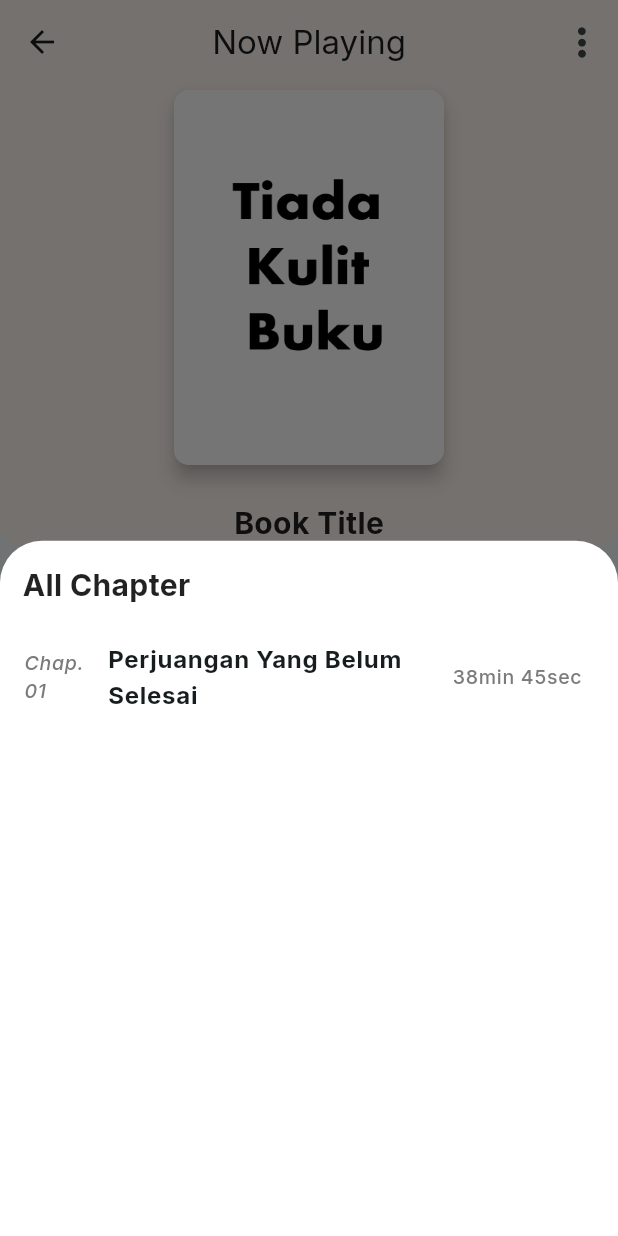
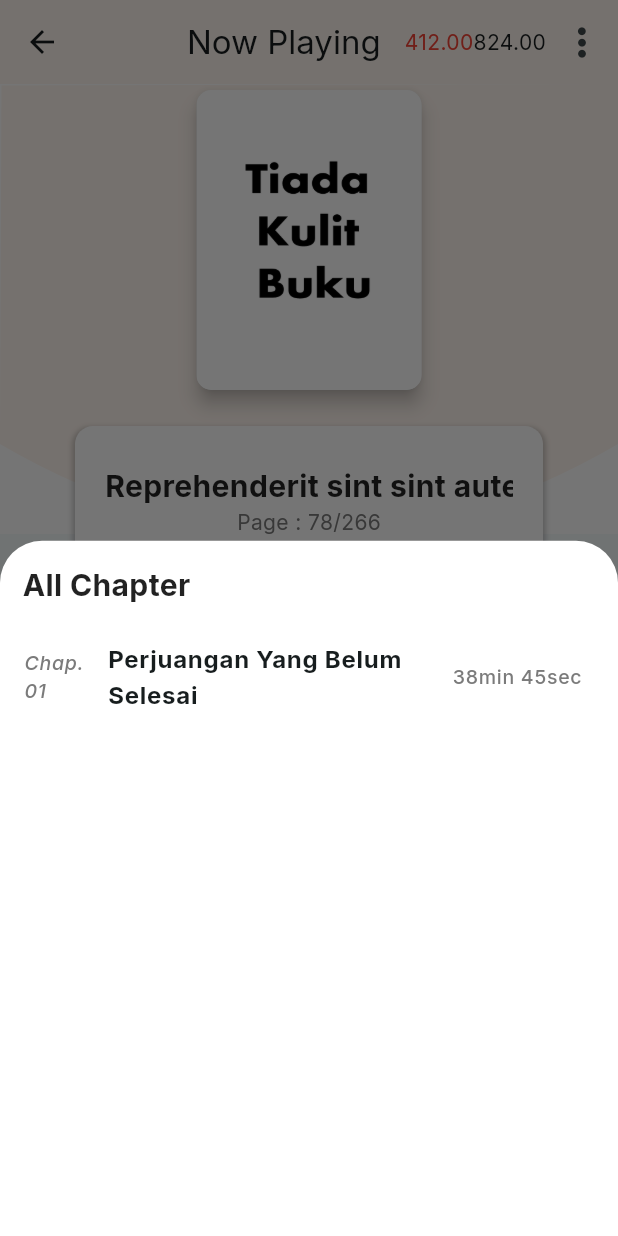
Before and after one commit to ilhanaquib/jendelaDBP, a Flutter app: the Audiobooks screen opened by its route, after a tap on the "list" icon, on a phone screen of 412 x 824 dp. Run offline on Flutter 3.47's test engine with Material 2 defaults, Android fonts, the phone set to English and light mode, and no system bars; drawn by our look-alikes of text_scroll; our stand-ins replace bloc, cached_network_image, connectivity_plus, custom_refresh_indicator, device_preview, equatable and 17 more; missing offline and left inert: empty_widget, epub_view, msh_checkbox; accounts and stored records are empty.

Commit message:
made allBooks and audiobooks responsive

```diff
--- a/lib/components/authentication/authProvider.dart
+++ b/lib/components/authentication/authProvider.dart
@@ -3,10 +3,8 @@ import 'package:flutter/gestures.dart';
 
 import 'package:font_awesome_flutter/font_awesome_flutter.dart';
 import 'package:jendela_dbp/components/persistentBottomNavBar.dart';
-import 'package:persistent_bottom_nav_bar/persistent_tab_view.dart';
 
 import 'package:jendela_dbp/main.dart';
-import 'package:jendela_dbp/view/pages/home.dart';
 
 // ignore: must_be_immutable
 class AuthProvider extends StatelessWidget {
--- a/lib/components/posts/postCard.dart
+++ b/lib/components/posts/postCard.dart
@@ -11,7 +11,7 @@ import 'package:jendela_dbp/hive/models/hivePostModel.dart';
 import 'package:url_launcher/url_launcher.dart';
 
 class PostCard extends StatefulWidget {
-  PostCard({
+  const PostCard({
     Key? key,
     this.mediaHeight = 100.0,
     this.mediaWidth = 400.0,
--- a/lib/main.dart
+++ b/lib/main.dart
@@ -56,7 +56,8 @@ void main() async {
 }
 
 class JendelaDBP extends StatelessWidget {
-  JendelaDBP({Key? key, required this.showHomeNotifier}) : super(key: key);
+  const JendelaDBP({Key? key, required this.showHomeNotifier})
+      : super(key: key);
   final bool showHomeNotifier;
 
   @override
--- a/lib/model/productModel.dart
+++ b/lib/model/productModel.dart
@@ -272,7 +272,7 @@ class WcProduct {
   });
 
   static WcProduct fromJson(Map json) {
-    if (json == null) {
+    if (json.isEmpty) {
       return WcProduct();
     }
     return WcProduct(
@@ -427,7 +427,7 @@ class WcFile {
   WcFile({this.name, this.file});
 
   static WcFile fromJson(Map json) {
-    if (json == null) {
+    if (json.isEmpty) {
       return WcFile();
     }
     return WcFile(name: json['name'], file: json['file']);
--- a/lib/stateManagement/blocs/poductBloc.dart
+++ b/lib/stateManagement/blocs/poductBloc.dart
@@ -29,9 +29,9 @@ import 'package:jendela_dbp/hive/models/hiveBookModel.dart';
 class ProductBloc extends Bloc<ProductEvent, ProductState> {
   // News Bloc
   ProductBloc() : super(ProductInit());
-  final int _startIndex = 1;
-  final int _perPage = 10;
-  final bool _hasReachedMax = false;
+  // final int _startIndex = 1;
+  // final int _perPage = 10;
+  // final bool _hasReachedMax = false;
 
   // @override
   // Stream<Transition<ProductEvent, ProductState>> transformEvents(
--- a/lib/view/authentication/signin.dart
+++ b/lib/view/authentication/signin.dart
@@ -3,7 +3,6 @@ import 'package:flutter/material.dart';
 import 'package:flutter_bloc/flutter_bloc.dart';
 
 import 'package:jendela_dbp/components/authentication/authProvider.dart';
-import 'package:custom_check_box/custom_check_box.dart';
 import 'package:jendela_dbp/stateManagement/cubits/AuthCubit.dart';
 import 'package:jendela_dbp/stateManagement/states/authState.dart';
 import 'package:jendela_dbp/view/authentication/popups/popupSigninError.dart';
--- a/lib/view/pages/audiobooks.dart
+++ b/lib/view/pages/audiobooks.dart
@@ -1,6 +1,8 @@
 import 'package:flutter/material.dart';
 
 import 'package:font_awesome_flutter/font_awesome_flutter.dart';
+import 'package:path/path.dart';
+import 'package:text_scroll/text_scroll.dart';
 
 import 'package:jendela_dbp/components/audiobook/audioPlayer.dart';
 import 'package:jendela_dbp/components/audiobook/paragraph.dart';
@@ -10,11 +12,15 @@ class Audiobooks extends StatelessWidget {
 
   @override
   Widget build(BuildContext context) {
+    final currentWidth = MediaQuery.of(context).size.width;
+    final currentHeight = MediaQuery.of(context).size.height;
     return Scaffold(
       appBar: AppBar(
         centerTitle: true,
         title: const Text('Now Playing'),
         actions: [
+          Text(currentWidth.toStringAsFixed(2), style: TextStyle(color: Colors.red),),
+          Text(currentHeight.toStringAsFixed(2)),
           IconButton(
               onPressed: () {},
               icon: const Icon(FontAwesomeIcons.ellipsisVertical))
@@ -47,31 +53,69 @@ class Audiobooks extends StatelessWidget {
                             children: [
                               Image.asset(
                                 "assets/images/tiadakulitbuku.png",
-                                height: 250,
-                                width: 180,
+                                height: 200,
+                                width: 150,
                                 fit: BoxFit.fill,
                               ),
                             ],
                           ),
                         ),
                       ),
-                      const SizedBox(
-                        height: 20,
-                      ),
-                      const Text('Book Title',
-                          style: TextStyle(
-                              fontWeight: FontWeight.bold, fontSize: 20)),
-                      const SizedBox(
-                        height: 10,
-                      ),
-                      const Text(
-                        'Page : 78/266',
-                        style: TextStyle(
-                            color: Color.fromARGB(255, 123, 123, 123)),
+                      Container(
+                        height: 100,
+                        margin:
+                            const EdgeInsets.only(left: 50, right: 50, top: 20),
+                        decoration: BoxDecoration(
+                          color: Colors.white,
+                          borderRadius:
+                              const BorderRadius.all(Radius.circular(12)),
+                          boxShadow: [
+                            BoxShadow(
+                              color: Colors.black.withOpacity(0.2),
+                              spreadRadius: 2,
+                              blurRadius: 2,
+                              offset: const Offset(
+                                  0, 3), // changes position of shadow
+                            ),
+                          ],
+                        ),
+                        child: const Row(
+                          mainAxisAlignment: MainAxisAlignment.spaceEvenly,
+                          children: [
+                            Expanded(
+                              child: Column(
+                                mainAxisAlignment: MainAxisAlignment.center,
+                                children: [
+                                  Padding(
+                                    padding:
+                                        EdgeInsets.only(left: 20, right: 20),
+                                    child: TextScroll(
+                                      'Reprehenderit sint sint aute reprehenderit aliquip consectetur sint voluptate mollit.',
+                                      style: TextStyle(
+                                          fontWeight: FontWeight.bold,
+                                          fontSize: 20),
+                                      mode: TextScrollMode.endless,
+                                      velocity: Velocity(
+                                        pixelsPerSecond: Offset(30, 0),
+                                      ),
+                                      selectable: true,
+                                      pauseBetween: Duration(seconds: 5),
+                                    ),
+                                  ),
+                                  Text(
+                                    'Page : 78/266',
+                                    style: TextStyle(
+                                      color: Color.fromARGB(255, 123, 123, 123),
+                                    ),
+                                  ),
+                                ],
+                              ),
+                            ),
+                          ],
+                        ),
                       ),
                       const Padding(
-                        padding: EdgeInsets.only(
-                            top: 50, left: 20, right: 20, bottom: 20),
+                        padding: EdgeInsets.only(top: 30, left: 20, right: 20),
                         child: SizedBox(
                           height: 200,
                           child: SingleChildScrollView(
@@ -80,10 +124,8 @@ class Audiobooks extends StatelessWidget {
                         ),
                       ),
                       const Padding(
-                        padding: EdgeInsets.only(left: 20, right: 20),
-                        child: Column(
-                          children: [AudioPlayerWidget()],
-                        ),
+                        padding: EdgeInsets.only(left: 20, right: 20, top: 30),
+                        child: AudioPlayerWidget(),
                       ),
                     ],
                   ),
@@ -121,11 +163,11 @@ class CurvedBackgroundPainter extends CustomPainter {
     paint.color =
         const Color.fromARGB(255, 255, 246, 239); // Second background color
     final Path path = Path()
-      ..moveTo(0, size.height * 1.0) // Start point of the curve
-      ..quadraticBezierTo(size.width * 0.5, size.height * 1.5, size.width,
-          size.height * 1.0) // Control and end points of the curve
+      ..moveTo(0, size.height * 0.8) // Start point of the curve
+      ..quadraticBezierTo(size.width * 0.5, size.height * 1.2, size.width,
+          size.height * 0.8) // Control and end points of the curve
       ..lineTo(size.width, 0) // Line to the top right corner
-      ..lineTo(0, 0) // Line back to the top left corner
+      ..lineTo(1, 1) // Line back to the top left corner
       ..close(); // Close the path
     canvas.drawPath(path, paint);
   }
--- a/pubspec.yaml
+++ b/pubspec.yaml
@@ -71,8 +71,8 @@ dependencies:
   flutter_widget_from_html: ^0.10.4
   intl: ^0.18.1
   html: ^0.15.4
-  custom_check_box: ^0.0.4
   msh_checkbox: ^2.0.1
+  text_scroll: ^0.2.0
 
 
 
```
Also changed, not shown: lib/view/pages/allBooks.dart (+79 -15 lines), pubspec.lock.
